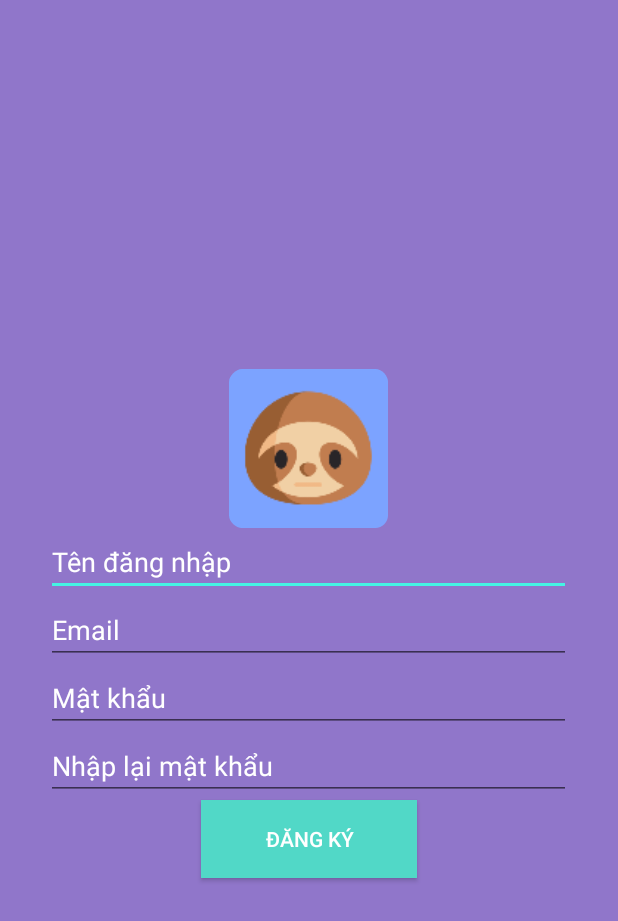
After one commit to tronghuu97bl/Test, an Android app: the RegisterActivity screen opened directly, with no data from a screen before it, on a phone screen of 412 x 824 dp. The commit adds this screen. Shown: the top 921 px of the screen. Run offline under Robolectric (Android 15) with nearby library versions, the phone set to English and light mode, and no system bars.

Commit message:
update logic login,register, save db

```diff
--- a/app/build.gradle
+++ b/app/build.gradle
@@ -31,10 +31,12 @@ dependencies {
     implementation 'androidx.navigation:navigation-fragment:2.3.0'
     implementation 'androidx.navigation:navigation-ui:2.3.0'
     implementation 'androidx.lifecycle:lifecycle-extensions:2.2.0'
+    implementation 'androidx.annotation:annotation:1.1.0'
     testImplementation 'junit:junit:4.12'
     androidTestImplementation 'androidx.test.ext:junit:1.1.1'
     androidTestImplementation 'androidx.test.espresso:espresso-core:3.2.0'
     implementation "androidx.recyclerview:recyclerview:1.1.0"
     // For control over item selection of both touch and mouse driven selection
     implementation "androidx.recyclerview:recyclerview-selection:1.1.0-rc01"
+    implementation 'com.google.android.gms:play-services-auth:18.1.0'
 }
--- /dev/null
+++ b/app/src/main/java/com/tth/test/RegisterActivity.java
@@ -0,0 +1,124 @@
+package com.tth.test;
+
+import androidx.appcompat.app.AppCompatActivity;
+
+import android.content.Intent;
+import android.os.Bundle;
+import android.util.Log;
+import android.view.View;
+import android.widget.Button;
+import android.widget.EditText;
+import android.widget.TextView;
+import android.widget.Toast;
+
+import com.tth.test.db.DBHelper;
+import com.tth.test.helper.InputValidation;
+import com.tth.test.model.Account;
+import com.tth.test.model.UserModel;
+
+import java.util.ArrayList;
+import java.util.List;
+
+import static com.tth.test.MainActivity.KEY;
+
+public class RegisterActivity extends AppCompatActivity {
+    private final AppCompatActivity activity = RegisterActivity.this;
+
+    private EditText edtUsername, edtEmail, edtPassword, edtPassconfirm;
+    private Button btnRegister;
+    private InputValidation inputValidation;
+    private DBHelper dbHelper;
+    private UserModel userModel;
+    List<UserModel> userModels;
+
+    @Override
+    protected void onCreate(Bundle savedInstanceState) {
+        super.onCreate(savedInstanceState);
+        setContentView(R.layout.activity_register);
+        initObjects();
+        initViews();
+        initListeners();
+    }
+
+    private void initViews() {
+        edtUsername = findViewById(R.id.edt_user1);
+        edtEmail = findViewById(R.id.edt_email);
+        edtPassword = findViewById(R.id.edt_pass1);
+        edtPassconfirm = findViewById(R.id.edt_confirm_pass);
+        btnRegister = findViewById(R.id.register_btn);
+        userModels = new ArrayList<>();
+        userModels.addAll(dbHelper.getAllUser());
+    }
+
+    private void initListeners() {
+        btnRegister.setOnClickListener(new View.OnClickListener() {
+            @Override
+            public void onClick(View view) {
+                postDataToSQLite();
+            }
+        });
+    }
+
+    private void initObjects() {
+        inputValidation = new InputValidation(activity);
+        dbHelper = new DBHelper(activity);
+        userModel = new UserModel();
+    }
+
+    private void postDataToSQLite() {
+        if (!inputValidation.isEditTextFilled(edtUsername)) {
+            Toast.makeText(this, getString(R.string.error_message_notfilled), Toast.LENGTH_SHORT).show();
+            return;
+        };
+        if (!inputValidation.isEditTextFilled(edtEmail)) {
+            Toast.makeText(this, getString(R.string.error_message_notfilled), Toast.LENGTH_SHORT).show();
+            return;
+        };
+        if (!inputValidation.isEditTextFilled(edtPassword)) {
+            Toast.makeText(this, getString(R.string.error_message_notfilled), Toast.LENGTH_SHORT).show();
+            return;
+        };
+        if (!inputValidation.isEditTextFilled(edtPassconfirm)) {
+            Toast.makeText(this, getString(R.string.error_message_notfilled), Toast.LENGTH_SHORT).show();
+            return;
+        };
+        if (!inputValidation.isEditTextEmail(edtEmail)) {
+            Toast.makeText(this, getString(R.string.error_wrong_email), Toast.LENGTH_SHORT).show();
+            return;
+        };
+        if (!inputValidation.isEditTextMatches(edtPassword, edtPassconfirm)) {
+            Toast.makeText(this, getString(R.string.error_pass_notmatched), Toast.LENGTH_SHORT).show();
+            return;
+        }
+        userModel.setUser(edtUsername.getText().toString().trim());
+        userModel.setEmail(edtEmail.getText().toString().trim());
+        userModel.setPass(edtPassword.getText().toString().trim());
+        checkUserExisted(userModels, edtUsername.getText().toString().trim(), userModel);
+    }
+
+    private void emptyInputEditText() {
+        edtUsername.setText(null);
+        edtEmail.setText(null);
+        edtPassword.setText(null);
+        edtPassconfirm.setText(null);
+    }
+
+    private void checkUserExisted(List<UserModel> userModels, String user, UserModel userModel) {
+        int got = 0;
+        for (int i = 0; i < userModels.size(); i++) {
+            if (user.equals(userModels.get(i).getUsername())) {
+                got = 1;
+                Toast.makeText(this, getString(R.string.error_user_existed), Toast.LENGTH_SHORT).show();
+                break;
+            }
+        }
+        if(got != 1) {
+            dbHelper.addUser(userModel);
+            emptyInputEditText();
+            Toast.makeText(this, getString(R.string.register_success), Toast.LENGTH_SHORT).show();
+            finish();
+            Intent intentLogin = new Intent(getApplicationContext(), LoginActivity.class);
+            startActivity(intentLogin);
+        }
+    }
+}
--- a/app/src/main/java/com/tth/test/db/DBHelper.java
+++ b/app/src/main/java/com/tth/test/db/DBHelper.java
@@ -12,6 +12,7 @@ import android.widget.Toast;
 import androidx.annotation.Nullable;
 
 import com.tth.test.model.Note;
+import com.tth.test.model.UserModel;
 import com.tth.test.model.Work;
 import com.tth.test.model.Works;
 
@@ -41,6 +42,12 @@ public class DBHelper extends SQLiteOpenHelper {
     private static final String WORKS_CONTENT = "works_content";
     private static final String WORKS_MDF = "works_last_mdf";
     private static final String WORKS_CHECK = "works_check";
+    //table user information - thong tin nguoi dung
+    private static final String TABLE_USER = "user";
+    private static final String USER_ID = "user_id";
+    private static final String USER_NAME = "user_name";
+    private static final String USER_EMAIL = "user_email";
+    private static final String USER_PASSWORD = "user_password";
 
     public DBHelper(Context context) {
         super(context, DATABASE_NAM, null, DATABASE_VERSION);
@@ -65,10 +72,17 @@ public class DBHelper extends SQLiteOpenHelper {
         db.execSQL(query);
         //add table works
         query = "CREATE TABLE " + TABLE_WORKS_NAME + "(" +
-                WORKS_ID + "INTEGER PRIMARY KEY AUTOINCREMENT, " +
+                WORKS_ID + " INTEGER PRIMARY KEY AUTOINCREMENT, " +
                 WORKS_CONTENT + " TEXT, " +
                 WORKS_MDF + " TEXT, " +
                 WORKS_CHECK + "INTEGER)";
+        db.execSQL(query);
+        //add table user
+        query = "CREATE TABLE " + TABLE_USER + "( " +
+                USER_ID + " INTEGER PRIMARY KEY AUTOINCREMENT, " +
+                USER_NAME + " TEXT, " +
+                USER_EMAIL + " TEXT, " +
+                USER_PASSWORD + " TEXT)";
         db.execSQL(query);
     }
 
@@ -77,6 +91,7 @@ public class DBHelper extends SQLiteOpenHelper {
         db.execSQL("DROP TABLE IF EXISTS " + TABLE_NOTE_NAME);
         db.execSQL("DROP TABLE IF EXISTS " + TABLE_WORK_NAME);
         db.execSQL("DROP TABLE IF EXISTS " + TABLE_WORKS_NAME);
+        db.execSQL("DROP TABLE IF EXISTS " + TABLE_USER);
         onCreate(db);
     }
 
@@ -243,6 +258,30 @@ public class DBHelper extends SQLiteOpenHelper {
         return worksList;
     }
 
+    public List<UserModel> getAllUser() {
+        SQLiteDatabase db = this.getReadableDatabase();
+        List<UserModel> usersList = new ArrayList<UserModel>();
+
+        String selectQuery = "SELECT  * FROM " + TABLE_USER;
+        Cursor cursor = db.rawQuery(selectQuery, null);
+        int a = cursor.getCount();
+        Log.d("TEST", Integer.toString(a));
+        if (cursor.moveToFirst()) {
+            do {
+                UserModel users = new UserModel();
+                users.setId(Integer.parseInt(cursor.getString(0)));
+                users.setUser(cursor.getString(1));
+                users.setEmail(cursor.getString(2));
+                users.setPass(cursor.getString(3));
+                // Adding note to list
+                usersList.add(users);
+            } while (cursor.moveToNext());
+        }
+        db.close();
+        cursor.close();
+        return usersList;
+    }
+
     public int getNotesCount() {
         String countQuery = "SELECT  * FROM " + TABLE_NOTE_NAME;
         SQLiteDatabase db = this.getReadableDatabase();
@@ -359,4 +398,17 @@ public class DBHelper extends SQLiteOpenHelper {
             this.addWork(work2);
         }
     }
+
+    //add user
+    public void addUser(UserModel user) {
+        SQLiteDatabase db = this.getWritableDatabase();
+        ContentValues values = new ContentValues();
+        values.put(USER_NAME, user.getUsername());
+        values.put(USER_EMAIL, user.getEmail());
+        values.put(USER_PASSWORD, user.getPass());
+
+        db.insert(TABLE_USER, null, values);
+        db.close();
+    }
+
 }
--- /dev/null
+++ b/app/src/main/res/layout/activity_register.xml
@@ -0,0 +1,61 @@
+<?xml version="1.0" encoding="utf-8"?>
+<LinearLayout xmlns:android="http://schemas.android.com/apk/res/android"
+    xmlns:app="http://schemas.android.com/apk/res-auto"
+    xmlns:tools="http://schemas.android.com/tools"
+    android:id="@+id/registerView"
+    android:layout_width="match_parent"
+    android:layout_height="match_parent"
+    android:background="@color/colorPrimary"
+    android:backgroundTint="@color/colorPrimaryDark"
+    android:gravity="center"
+    android:orientation="vertical"
+    android:visibility="visible"
+    tools:context=".LoginActivity">
+
+    <ImageView
+        android:id="@+id/imageView2"
+        android:layout_width="106dp"
+        android:layout_height="114dp"
+        android:background="@color/colorPrimaryDark"
+        android:paddingTop="@dimen/nav_header_vertical_spacing"
+        app:srcCompat="@mipmap/ic_launcher_round" />
+
+    <EditText
+        android:id="@+id/edt_user1"
+        android:layout_width="350dp"
+        android:layout_height="wrap_content"
+        android:hint="@string/hint_username"
+        android:textColorHint="@color/colorText" />
+
+    <EditText
+        android:id="@+id/edt_email"
+        android:layout_width="350dp"
+        android:layout_height="wrap_content"
+        android:hint="@string/hint_email"
+        android:textColorHint="@color/colorText" />
+
+    <EditText
+        android:id="@+id/edt_pass1"
+        android:layout_width="350dp"
+        android:layout_height="wrap_content"
+        android:hint="@string/hint_pass"
+        android:inputType="textPassword"
+        android:textColorHint="@color/colorText" />
+
+    <EditText
+        android:id="@+id/edt_confirm_pass"
+        android:layout_width="350dp"
+        android:layout_height="wrap_content"
+        android:hint="@string/hint_confirm_pass"
+        android:inputType="textPassword"
+        android:textColorHint="@color/colorText" />
+
+    <Button
+        android:id="@+id/register_btn"
+        android:layout_width="144dp"
+        android:layout_height="52dp"
+        android:background="@color/colorTextHint"
+        android:text="@string/register_btn"
+        android:textColor="@android:color/white" />
+
+</LinearLayout>
--- a/app/src/main/res/layout/nav_header_main.xml
+++ b/app/src/main/res/layout/nav_header_main.xml
@@ -24,7 +24,7 @@
         android:layout_width="match_parent"
         android:layout_height="wrap_content"
         android:paddingTop="@dimen/nav_header_vertical_spacing"
-        android:text="@string/nav_header_title"
+        android:text=""
         android:textAppearance="@style/TextAppearance.AppCompat.Body1" />
 
     <TextView
--- a/app/src/main/res/values/colors.xml
+++ b/app/src/main/res/values/colors.xml
@@ -3,4 +3,6 @@
 <color name="colorPrimary">#5106BA</color>
 <color name="colorPrimaryDark">#9076CA</color>
 <color name="colorAccent">#44F4E3</color>
+    <color name="colorText">#FFFFFF</color>
+    <color name="colorTextHint">#51D8C7</color>
 </resources>
--- a/app/src/main/res/values/strings.xml
+++ b/app/src/main/res/values/strings.xml
@@ -15,6 +15,21 @@
     <string name="menu_about">About</string>
     <string name="tv_test">asdklasmdlkajdslkml</string>
     <string name="no_data">No Data.</string>
+    <string name="login_btn">Đăng nhập</string>
+    <string name="register_btn">Đăng ký</string>
+    <string name="hint_username">Tên đăng nhập</string>
+    <string name="hint_pass">Mật khẩu</string>
+    <string name="hint_email">Email</string>
+    <string name="hint_confirm_pass">Nhập lại mật khẩu</string>
+    <string name="text_not_member">Chưa có tài khoản? Tạo tài khoản</string>
+    <string name="error_message_notfilled">Vui lòng nhập đủ thông tin!</string>
+    <string name="login_success">Đăng nhập thành công!</string>
+    <string name="register_success">Đăng ký thành công</string>
+    <string name="login_fail">Tài khoản không tồn tại</string>
+    <string name="error_user_existed">Tên người dùng đã tồn tại</string>
+    <string name="error_wrong_email">Email không hợp lệ!</string>
+    <string name="error_pass_notmatched">Mật khẩu không khớp!</string>
+    <string name="error_wrong_pass">Mật khẩu không đúng!</string>
     <string name="about_app"></string>
 
     <string name="menu_item_work_filter1">Làm mới</string>
```
Also changed, not shown: app/src/main/AndroidManifest.xml (+7 -4 lines), app/src/main/java/com/tth/test/LoginActivity.java (added, +115 -0 lines), app/src/main/java/com/tth/test/MainActivity.java (+83 -1 lines), app/src/main/java/com/tth/test/helper/InputValidation.java (added, +49 -0 lines), app/src/main/java/com/tth/test/model/Account.java (added, +23 -0 lines), app/src/main/java/com/tth/test/model/UserModel.java (added, +52 -0 lines), app/src/main/res/layout/activity_login2.xml (added, +57 -0 lines). Lines whose indentation alone changed are shown as unchanged.
